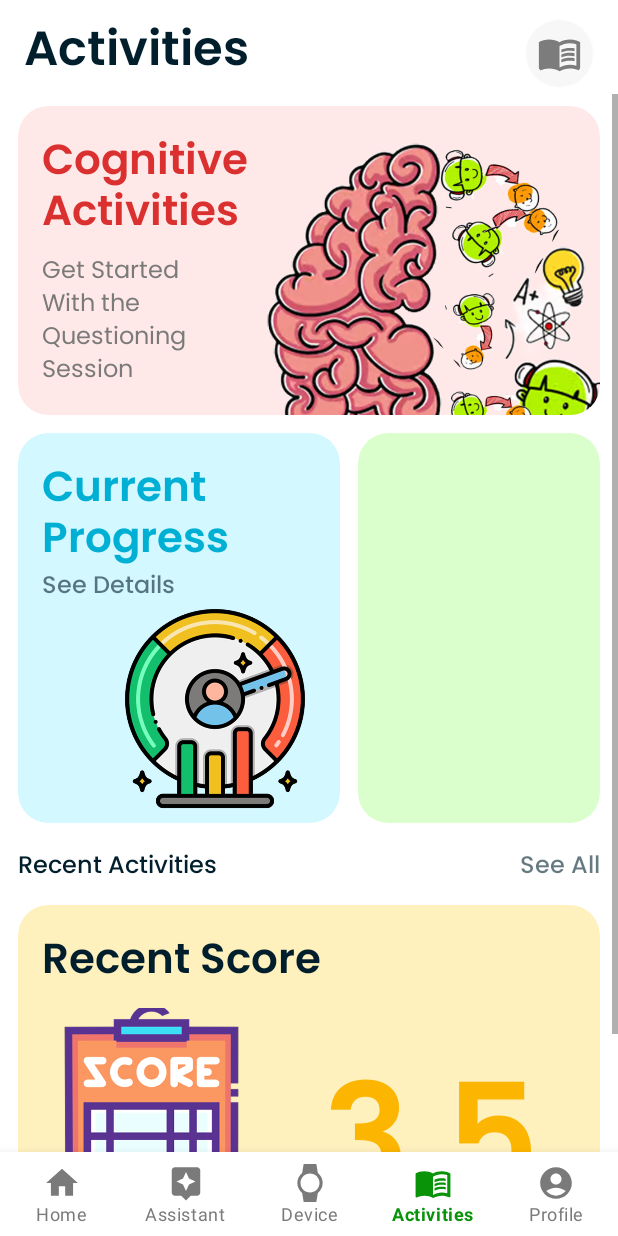
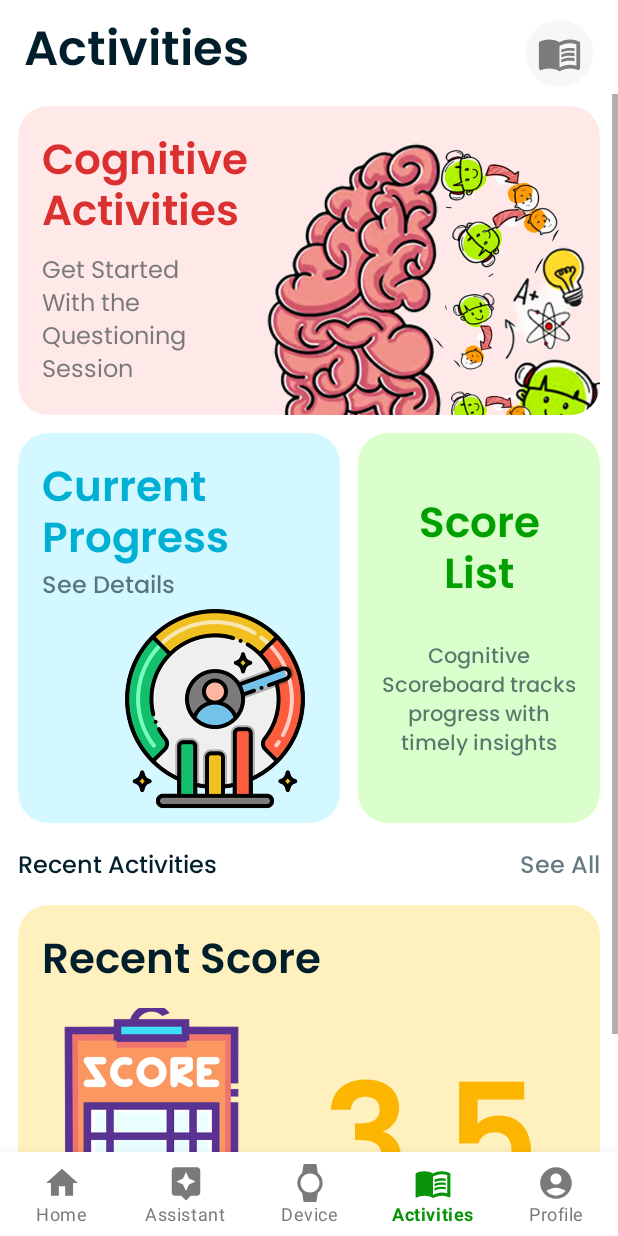
Before and after one commit to Dementia-Guard/dg-Mobile-prod, an Android app: the screen it shows after launch (Home), item 4 of the bottom bar chosen, on a phone screen of 412 x 824 dp. Run offline under Robolectric (Android 15) with nearby library versions, the light colour scheme and no system bars.

Commit message:
fix:actCompoUI

```diff
--- a/app/src/main/res/layout/fragment_activities.xml
+++ b/app/src/main/res/layout/fragment_activities.xml
@@ -234,7 +234,46 @@
 
                     <androidx.constraintlayout.widget.ConstraintLayout
                         android:layout_width="match_parent"
-                        android:layout_height="match_parent" />
+                        android:layout_height="match_parent">
+
+                        <TextView
+                            android:id="@+id/textView20"
+                            android:layout_width="0dp"
+                            android:layout_height="wrap_content"
+                            android:layout_marginStart="16dp"
+                            android:layout_marginEnd="16dp"
+                            android:layout_marginBottom="16dp"
+                            android:alpha="0.6"
+                            android:fontFamily="@font/poppins_medium"
+                            android:text="Cognitive Scoreboard tracks progress with timely insights"
+                            android:textAlignment="center"
+                            android:textColor="@color/secondary"
+                            android:textSize="14sp"
+                            app:layout_constraintBottom_toBottomOf="parent"
+                            app:layout_constraintEnd_toEndOf="parent"
+                            app:layout_constraintHorizontal_bias="0.5"
+                            app:layout_constraintStart_toStartOf="parent"
+                            app:layout_constraintTop_toBottomOf="@+id/textView18" />
+
+                        <TextView
+                            android:id="@+id/textView18"
+                            android:layout_width="wrap_content"
+                            android:layout_height="wrap_content"
+                            android:layout_marginTop="16dp"
+                            android:fontFamily="@font/poppins_semibold"
+                            android:includeFontPadding="false"
+                            android:lineSpacingExtra="-5sp"
+                            android:text="Score\nList"
+                            android:textAlignment="center"
+                            android:textColor="@color/greenish_text"
+                            android:textSize="28sp"
+                            android:textStyle="bold"
+                            app:layout_constraintBottom_toTopOf="@+id/textView20"
+                            app:layout_constraintEnd_toEndOf="parent"
+                            app:layout_constraintHorizontal_bias="0.5"
+                            app:layout_constraintStart_toStartOf="parent"
+                            app:layout_constraintTop_toTopOf="parent" />
+                    </androidx.constraintlayout.widget.ConstraintLayout>
                 </com.google.android.material.card.MaterialCardView>
 
                 <TextView
--- a/app/src/main/res/layout/fragment_index.xml
+++ b/app/src/main/res/layout/fragment_index.xml
@@ -41,7 +41,7 @@
             android:layout_marginStart="8dp"
             android:fontFamily="@font/poppins_bold"
             android:includeFontPadding="false"
-            android:text="Hasindhu"
+            android:text="Hasindu"
             android:textColor="@color/secondary"
             android:textSize="20sp"
             app:layout_constraintBottom_toBottomOf="@+id/textView"
--- a/app/src/main/res/layout/fragment_profile.xml
+++ b/app/src/main/res/layout/fragment_profile.xml
@@ -477,7 +477,7 @@
                             android:layout_marginStart="12dp"
                             android:fontFamily="@font/poppins_semibold"
                             android:includeFontPadding="false"
-                            android:text="Hasindhu"
+                            android:text="Hasindu"
                             android:textColor="@color/black"
                             android:textSize="20sp"
                             app:layout_constraintStart_toEndOf="@+id/imageView3"
```
